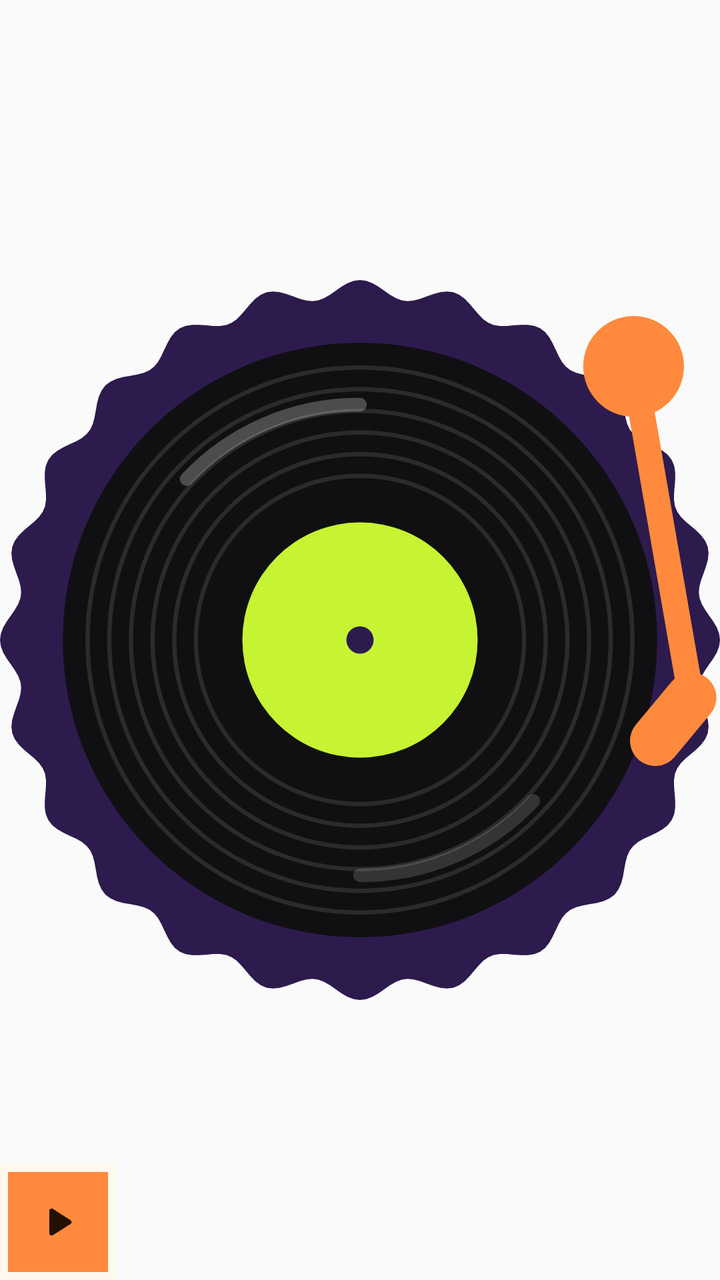
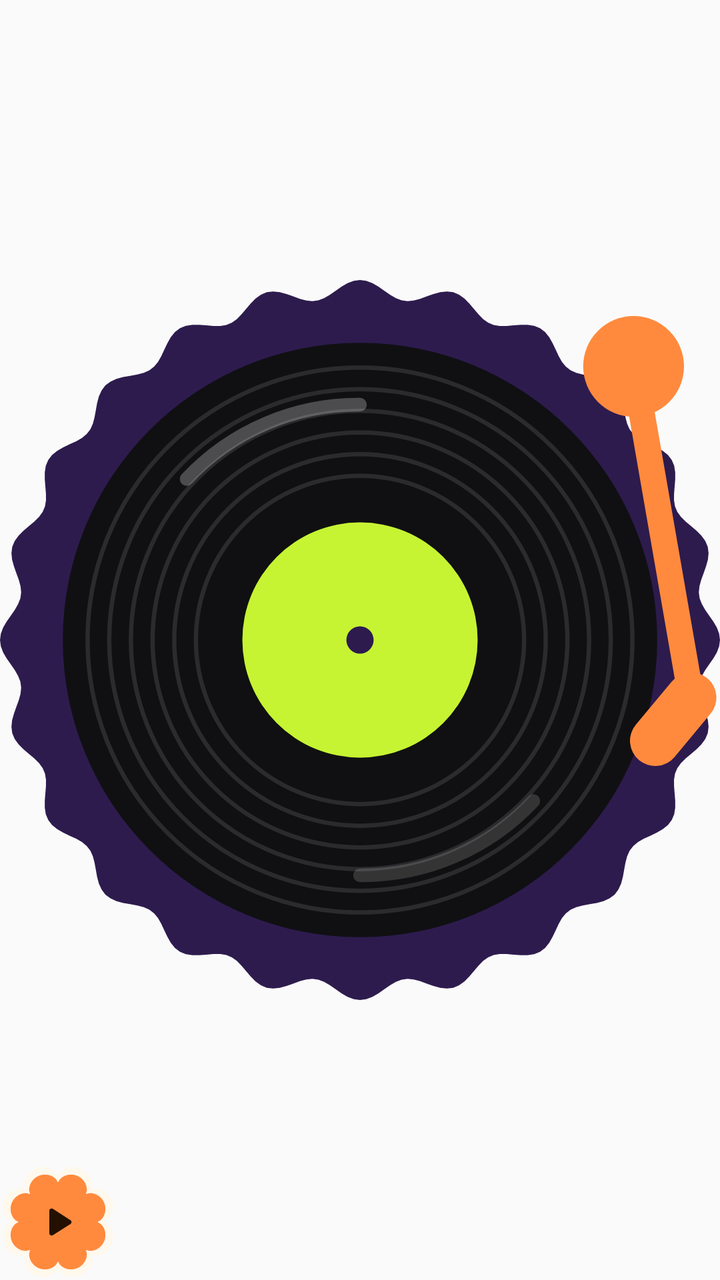

An Android layout rendered at two revisions. The XML below is the earlier revision; the diff shows what the commit changed to produce the second picture.
<!-- AndroidManifest.xml: application theme Theme.Verza -->
<!-- res/layout/widget_record.xml -->
<?xml version="1.0" encoding="utf-8"?>
<FrameLayout xmlns:android="http://schemas.android.com/apk/res/android"
    android:id="@+id/widget_root"
    android:layout_width="match_parent"
    android:layout_height="match_parent">

    <ImageView
        android:id="@+id/widget_cover"
        android:layout_width="match_parent"
        android:layout_height="match_parent"
        android:importantForAccessibility="no"
        android:scaleType="fitCenter"
        android:src="@drawable/widget_record_preview" />

    <ImageView
        android:id="@+id/widget_arm"
        android:layout_width="match_parent"
        android:layout_height="match_parent"
        android:importantForAccessibility="no"
        android:scaleType="fitCenter"
        android:src="@drawable/widget_tonearm_off"
        android:tint="@color/widget_accent" />

    <FrameLayout
        android:layout_width="58dp"
        android:layout_height="58dp"
        android:layout_gravity="bottom|start">

        <ImageView
            android:layout_width="match_parent"
            android:layout_height="match_parent"
            android:importantForAccessibility="no"
            android:src="@drawable/widget_shape_flower8"
            android:tint="@color/widget_paper" />

        <ImageView
            android:id="@+id/widget_toggle_bg"
            android:layout_width="match_parent"
            android:layout_height="match_parent"
            android:layout_margin="4dp"
            android:importantForAccessibility="no"
            android:src="@drawable/widget_shape_flower8"
            android:tint="@color/widget_accent" />

        <ImageView
            android:id="@+id/widget_toggle"
            android:layout_width="match_parent"
            android:layout_height="match_parent"
            android:contentDescription="@string/widget_play"
            android:padding="16dp"
            android:src="@drawable/ic_widget_play"
            android:tint="@color/widget_on_accent" />
    </FrameLayout>
</FrameLayout>
<!-- resources referenced by this layout -->
<resources>
  <color name="widget_accent">#FFFF8A3D</color>
  <color name="widget_on_accent">#FF241000</color>
  <color name="widget_paper">#FFFFF8EC</color>
  <!-- drawable ic_widget_play (drawable) -->
  <?xml version="1.0" encoding="utf-8"?>
  <vector xmlns:android="http://schemas.android.com/apk/res/android"
      android:width="24dp"
      android:height="24dp"
      android:viewportWidth="24"
      android:viewportHeight="24">
      <path
          android:fillColor="#FFFFFFFF"
          android:pathData="M8,6.8v10.4c0,0.8 0.9,1.3 1.6,0.9l8.2,-5.2c0.6,-0.4 0.6,-1.3 0,-1.7L9.6,5.9C8.9,5.5 8,6 8,6.8z" />
  </vector>
  <!-- drawable widget_record_preview: vector/xml drawable (drawable, 6746 chars, omitted) -->
  <!-- drawable widget_shape_flower8 (drawable) -->
  <?xml version="1.0" encoding="utf-8"?>
  <shape xmlns:android="http://schemas.android.com/apk/res/android" android:shape="rectangle">
      <solid android:color="#FFFFFFFF" />
  </shape>
  <!-- drawable widget_tonearm_off (drawable) -->
  <?xml version="1.0" encoding="utf-8"?>
  <vector xmlns:android="http://schemas.android.com/apk/res/android"
      android:width="100dp"
      android:height="100dp"
      android:viewportWidth="100"
      android:viewportHeight="100">
      <path
          android:fillColor="#FFFFFFFF"
          android:pathData="M81,12a7,7 0 1,0 14,0a7,7 0 1,0 -14,0Z" />
      <path
          android:strokeColor="#FFFFFFFF"
          android:strokeWidth="3.6"
          android:strokeLineCap="round"
          android:strokeLineJoin="round"
          android:pathData="M88,12L96,58" />
      <path
          android:strokeColor="#FFFFFFFF"
          android:strokeWidth="7"
          android:strokeLineCap="round"
          android:strokeLineJoin="round"
          android:pathData="M96,58l-5,6" />
  </vector>
  <string name="widget_play">Play</string>
  <style name="Theme.Verza" parent="android:Theme.Material.Light.NoActionBar">
          <item name="android:statusBarColor">@android:color/transparent</item>
          <item name="android:navigationBarColor">@android:color/transparent</item>
      </style>
</resources>

<!-- the commit's change to res/layout/widget_record.xml (unified diff, before → after) -->
@@ -27,6 +27,7 @@
         android:layout_gravity="bottom|start">
 
         <ImageView
+            android:id="@+id/widget_toggle_bg_shadow"
             android:layout_width="match_parent"
             android:layout_height="match_parent"
             android:importantForAccessibility="no"
<!-- resource entries referenced after the edit -->
@@ -15,11 +15,7 @@
           android:pathData="M8,6.8v10.4c0,0.8 0.9,1.3 1.6,0.9l8.2,-5.2c0.6,-0.4 0.6,-1.3 0,-1.7L9.6,5.9C8.9,5.5 8,6 8,6.8z" />
   </vector>
   <!-- drawable widget_record_preview: vector/xml drawable (drawable, 6746 chars, omitted) -->
-  <!-- drawable widget_shape_flower8 (drawable) -->
-  <?xml version="1.0" encoding="utf-8"?>
-  <shape xmlns:android="http://schemas.android.com/apk/res/android" android:shape="rectangle">
-      <solid android:color="#FFFFFFFF" />
-  </shape>
+  <!-- drawable widget_shape_flower8: vector/xml drawable (drawable, 4390 chars, omitted) -->
   <!-- drawable widget_tonearm_off (drawable) -->
   <?xml version="1.0" encoding="utf-8"?>
   <vector xmlns:android="http://schemas.android.com/apk/res/android"
